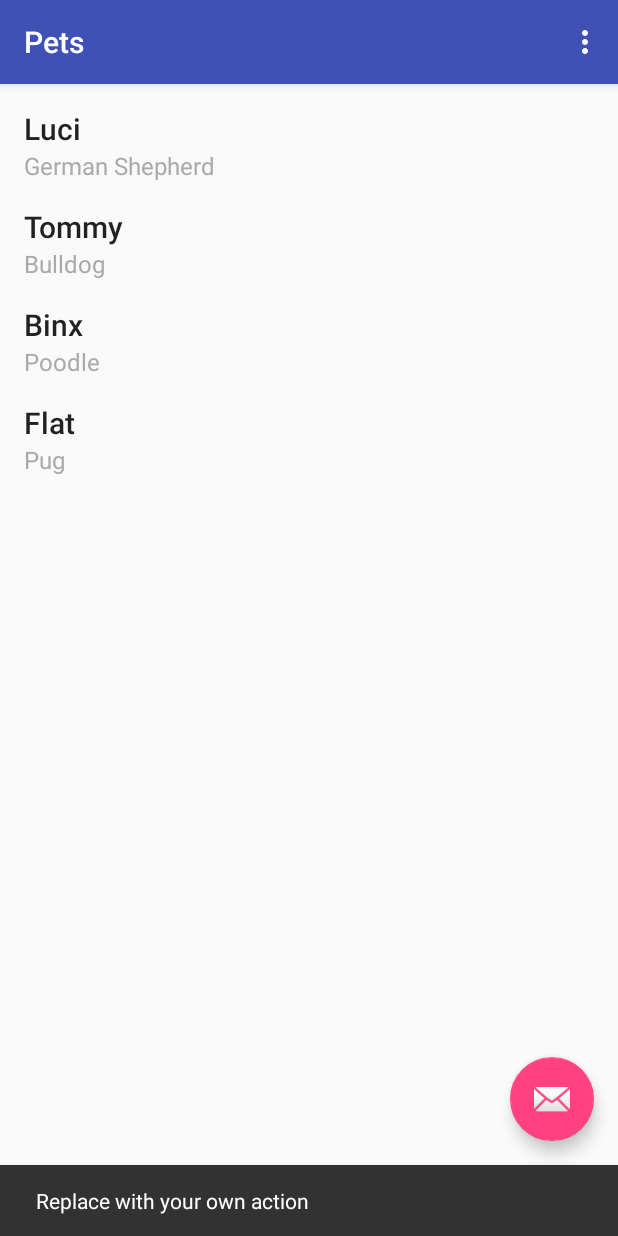
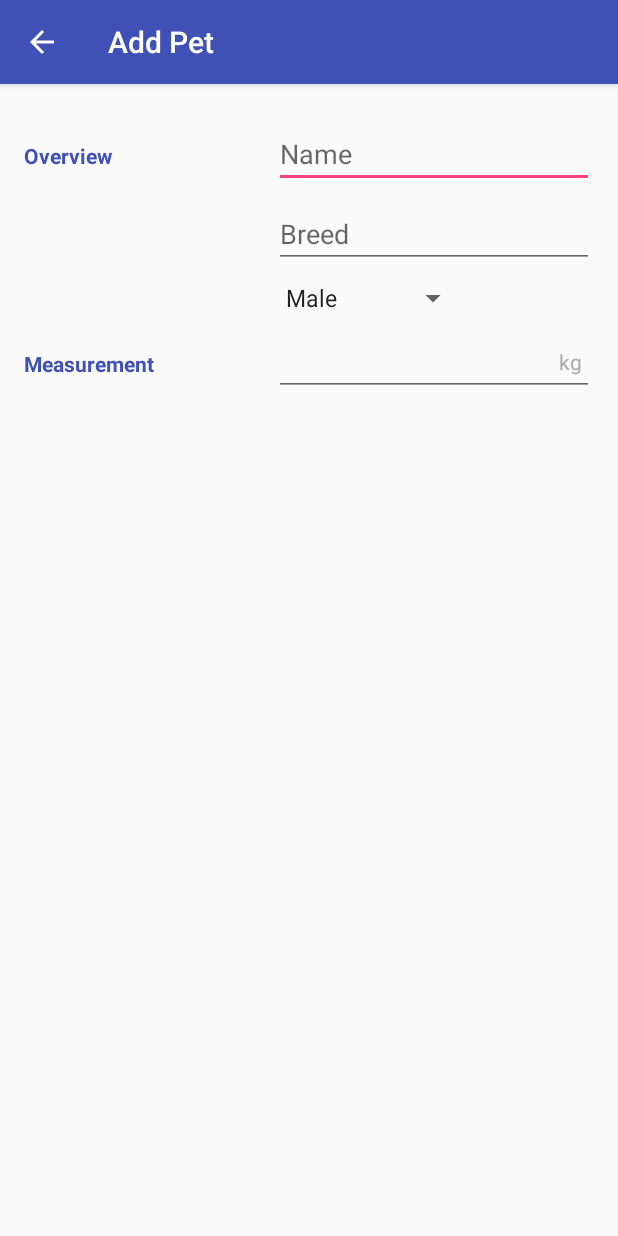
Before and after one commit to ZianeA/Pets, an Android app: the screen it shows after launch (CatalogActivity before the commit, EditorActivity after it), after a tap on an icon or button, on a phone screen of 412 x 824 dp. Run offline under Robolectric (Android 15) with nearby library versions, the phone set to English and light mode, and no system bars.

Commit message:
Implement Add Pet

```diff
--- a/app/src/main/AndroidManifest.xml
+++ b/app/src/main/AndroidManifest.xml
@@ -22,7 +22,6 @@
         </activity>
         <activity
             android:name=".EditorActivity"
-            android:label="Edit pet"
             android:parentActivityName=".CatalogActivity">
 
             <meta-data
--- a/app/src/main/java/com/example/android/pets/CatalogActivity.java
+++ b/app/src/main/java/com/example/android/pets/CatalogActivity.java
@@ -3,7 +3,6 @@ package com.example.android.pets;
 import android.content.Intent;
 import android.os.Bundle;
 import android.support.design.widget.FloatingActionButton;
-import android.support.design.widget.Snackbar;
 import android.support.v7.app.AppCompatActivity;
 import android.support.v7.widget.LinearLayoutManager;
 import android.support.v7.widget.RecyclerView;
@@ -11,7 +10,6 @@ import android.support.v7.widget.Toolbar;
 import android.view.View;
 import android.view.Menu;
 import android.view.MenuItem;
-import android.widget.Toast;
 
 import com.example.android.pets.data.DataProvider;
 
@@ -31,8 +29,7 @@ public class CatalogActivity extends AppCompatActivity {
         fab.setOnClickListener(new View.OnClickListener() {
             @Override
             public void onClick(View view) {
-                Snackbar.make(view, "Replace with your own action", Snackbar.LENGTH_LONG)
-                        .setAction("Action", null).show();
+                addPet();
             }
         });
 
@@ -43,15 +40,19 @@ public class CatalogActivity extends AppCompatActivity {
                 new PetsAdapter.OnPetListItemClickListener() {
             @Override
             public void onClick(View view, Pet pet) {
-                navigateToEditor(pet);
+                editPet(pet);
             }
         }));
     }
 
-    private void navigateToEditor(Pet pet) {
+    private void editPet(Pet pet) {
         Intent intent = new Intent(this, EditorActivity.class);
         intent.putExtra(SELECTED_PET_KEY, pet);
         startActivity(intent);
+    }
+
+    private void addPet(){
+        startActivity(new Intent(this, EditorActivity.class));
     }
 
     @Override
--- a/app/src/main/java/com/example/android/pets/EditorActivity.java
+++ b/app/src/main/java/com/example/android/pets/EditorActivity.java
@@ -1,5 +1,6 @@
 package com.example.android.pets;
 
+import android.content.Intent;
 import android.support.v4.app.NavUtils;
 import android.support.v7.app.ActionBar;
 import android.support.v7.app.AppCompatActivity;
@@ -14,6 +15,8 @@ import android.widget.TextView;
 public class EditorActivity extends AppCompatActivity {
 
     private static final String TAG = EditorActivity.class.getSimpleName();
+    private static final String ADD_PET_TITLE = "Add Pet";
+    private static final String EDIT_PET_TITLE = "Edit Pet";
 
     @Override
     protected void onCreate(Bundle savedInstanceState) {
@@ -25,18 +28,24 @@ public class EditorActivity extends AppCompatActivity {
             ab.setDisplayHomeAsUpEnabled(true);
         }
 
-        EditText mName = findViewById(R.id.et_name);
-        EditText mBreed = findViewById(R.id.et_breed);
-        EditText mWeight = findViewById(R.id.et_measurement);
+        EditText mNameEditText = findViewById(R.id.et_name);
+        EditText mBreedEditText = findViewById(R.id.et_breed);
+        EditText mWeightEditText = findViewById(R.id.et_measurement);
         Spinner mGenderSpinner = findViewById(R.id.spinner_gender);
 
-        Pet selectedPet = getIntent().getParcelableExtra(CatalogActivity.SELECTED_PET_KEY);
+        Intent intent = getIntent();
 
-        mName.setText(selectedPet.getName());
-        mBreed.setText(selectedPet.getBreed());
-        mWeight.setText(String.valueOf(selectedPet.getWeight()));
-        mGenderSpinner.setSelection(selectedPet.getGender());
+        if(intent.hasExtra(CatalogActivity.SELECTED_PET_KEY)) {
+            setTitle(EDIT_PET_TITLE);
+            Pet selectedPet = getIntent().getParcelableExtra(CatalogActivity.SELECTED_PET_KEY);
+            mNameEditText.setText(selectedPet.getName());
+            mBreedEditText.setText(selectedPet.getBreed());
+            mWeightEditText.setText(String.valueOf(selectedPet.getWeight()));
+            mGenderSpinner.setSelection(selectedPet.getGender());
 
+        } else {
+            setTitle(ADD_PET_TITLE);
+        }
     }
 
     @Override
```
